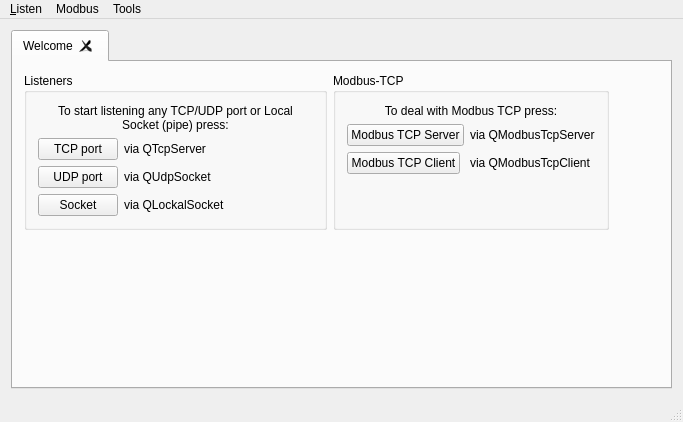
Before: the Qt Designer form PLDesk/mainwindow.ui in khomchenkovaa/PortListener, drawn with Qt 5.
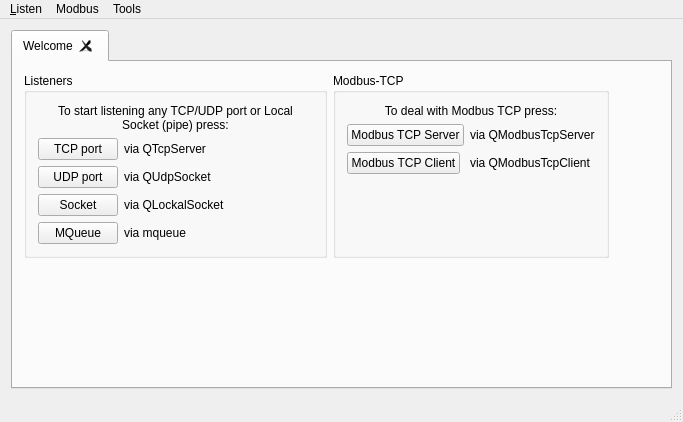
After: the same form once the commit is applied.

Commit message: [ADD] MQueueListener page template

Diff of the .ui file:
```diff
--- a/PLDesk/mainwindow.ui
+++ b/PLDesk/mainwindow.ui
@@ -91,6 +91,20 @@
                </property>
               </widget>
              </item>
+             <item row="4" column="0">
+              <widget class="QPushButton" name="btnMqueue">
+               <property name="text">
+                <string>MQueue</string>
+               </property>
+              </widget>
+             </item>
+             <item row="4" column="1">
+              <widget class="QLabel" name="lblMqueue">
+               <property name="text">
+                <string>via mqueue</string>
+               </property>
+              </widget>
+             </item>
             </layout>
            </widget>
           </item>
```
Left out of the diff: 10 changed lines with no effect on the pictures. The commit also changes 6 other files.
